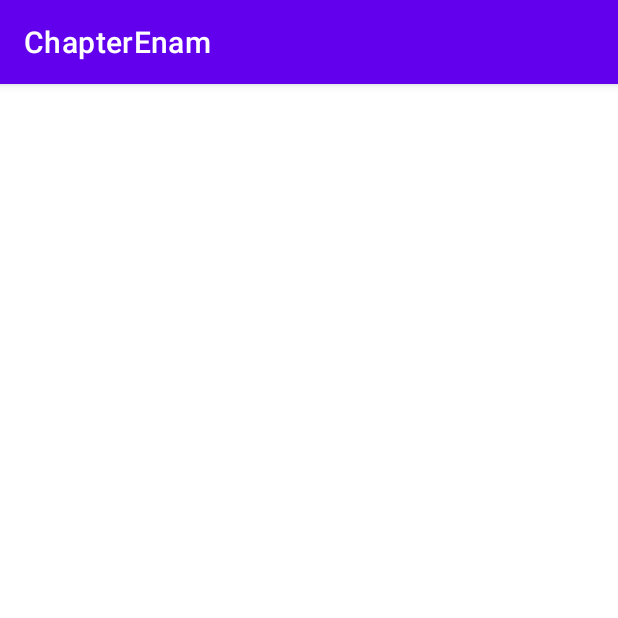
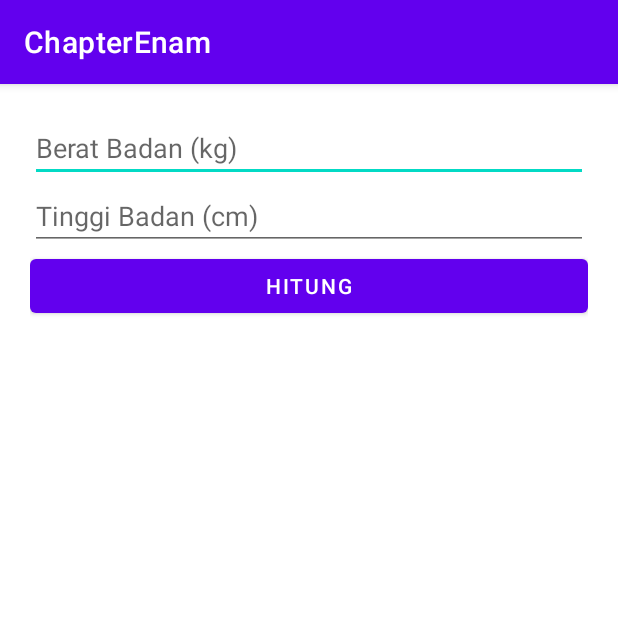
Before and after one commit to ikhwanma/ChapterEnam, an Android app: the MainCoroutinesActivity screen opened directly, with no data from a screen before it, on a phone screen of 412 x 824 dp, the top half of it. Run offline under Robolectric (Android 15) with nearby library versions, the phone set to English and light mode, and no system bars.

```diff
--- a/app/src/main/res/layout/activity_main_coroutines.xml
+++ b/app/src/main/res/layout/activity_main_coroutines.xml
@@ -8,11 +8,35 @@
     android:padding="20dp"
     tools:context=".coroutines.MainCoroutinesActivity">
 
+    <EditText
+        android:id="@+id/et_berat"
+        android:layout_width="match_parent"
+        android:layout_height="wrap_content"
+        android:hint="@string/berat_badan"
+        android:inputType="number"
+        android:autofillHints="weight" />
+
+    <EditText
+        android:id="@+id/et_tinggi"
+        android:layout_width="match_parent"
+        android:layout_height="wrap_content"
+        android:hint="@string/tinggi_badan"
+        android:inputType="number"
+        android:autofillHints="height" />
+
+    <Button
+        android:id="@+id/btn_hitung"
+        android:layout_width="match_parent"
+        android:layout_height="wrap_content"
+        android:text="@string/hitung"/>
+
     <TextView
-        android:id="@+id/tv_nama"
+        android:id="@+id/tv_hasil"
         android:layout_width="wrap_content"
         android:layout_height="wrap_content"
         android:textColor="@color/black"
-        android:textSize="18sp" />
+        android:text=""
+        android:textSize="18sp"
+        />
 
 </LinearLayout>
--- a/app/src/main/res/values/strings.xml
+++ b/app/src/main/res/values/strings.xml
@@ -14,4 +14,6 @@
     <string name="judul_film">Judul Film</string>
     <string name="tanggal_film">Tanggal Film</string>
     <string name="nama_sutradara">Nama Sutradara</string>
+    <string name="play">Play</string>
+    <string name="stop">Stop</string>
 </resources>
```
Also changed, not shown: app/src/main/AndroidManifest.xml (+16 -7 lines), app/src/main/java/ikhwan/binar/chapterenam/coroutines/MainCoroutinesActivity.kt (+39 -7 lines), app/src/main/java/ikhwan/binar/chapterenam/receiver/AirplaneModeReceiver.kt (added, +22 -0 lines), app/src/main/java/ikhwan/binar/chapterenam/receiver/MainReceiverActivity.kt (added, +23 -0 lines), app/src/main/java/ikhwan/binar/chapterenam/service/MainServiceActivity.kt (added, +22 -0 lines), app/src/main/java/ikhwan/binar/chapterenam/service/ServicePlayer.kt (added, +30 -0 lines), app/src/main/res/layout/activity_main_receiver.xml (added, +9 -0 lines), app/src/main/res/layout/activity_main_service.xml (added, +23 -0 lines).
